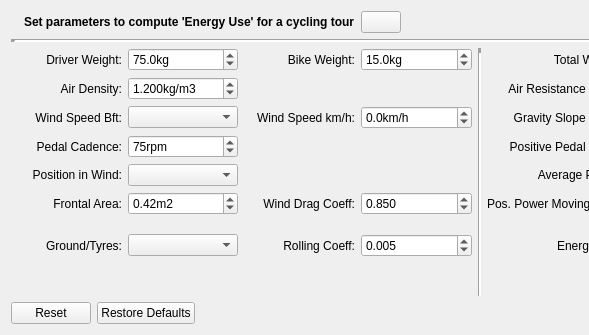
Maproom/qmapshack, file src/qmapshack/gis/trk/IEnergyCyclingDlg.ui: the form before one commit; both pictures show x 0 to 589 and y 0 to 335 of the 989 by 335 pixel window.
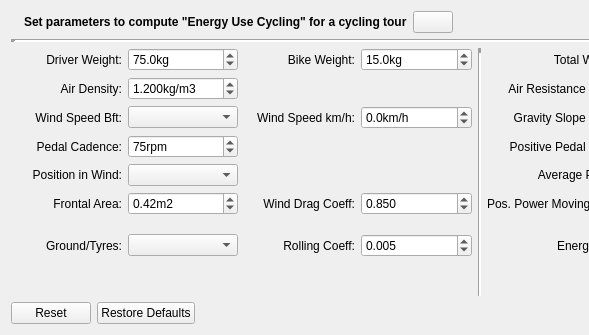
The form after the commit. Icons and pictures are not drawn.

Commit message: Add tooltip on start button; disabled remove button; minor tooltips text changes.

```diff
--- a/src/qmapshack/gis/trk/IEnergyCyclingDlg.ui
+++ b/src/qmapshack/gis/trk/IEnergyCyclingDlg.ui
@@ -41,7 +41,7 @@
         </font>
        </property>
        <property name="text">
-        <string>Set parameters to compute 'Energy Use' for a cycling tour</string>
+        <string>Set parameters to compute &quot;Energy Use Cycling&quot; for a cycling tour</string>
        </property>
       </widget>
      </item>
```
The commit also changes 2 other files.
